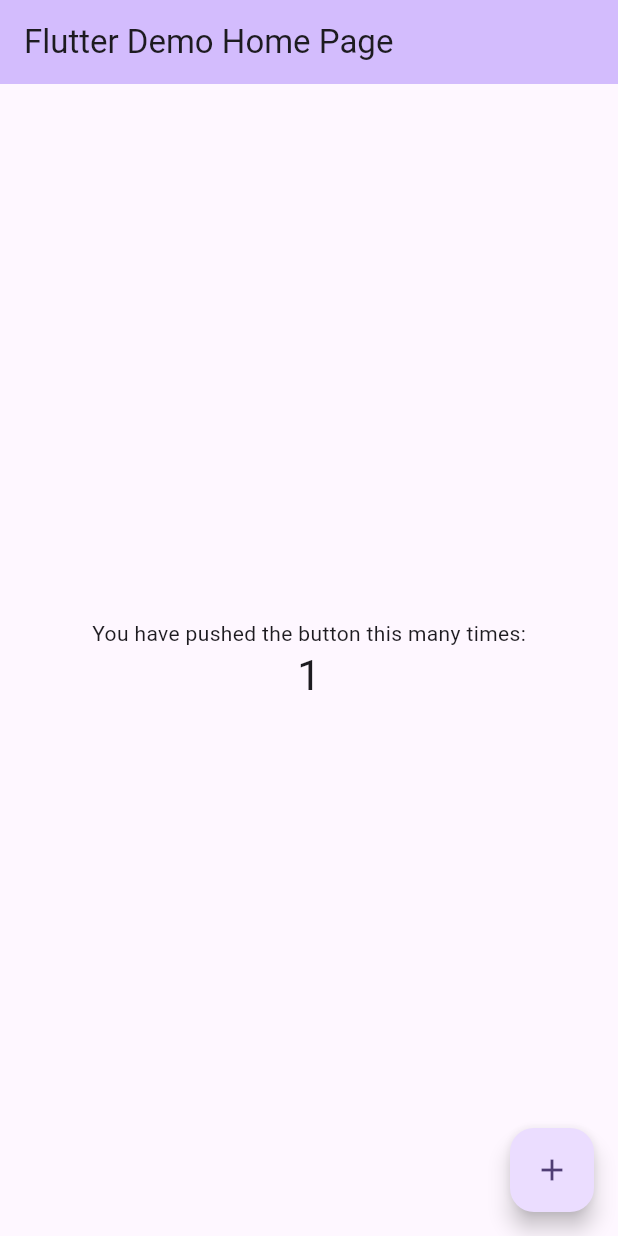
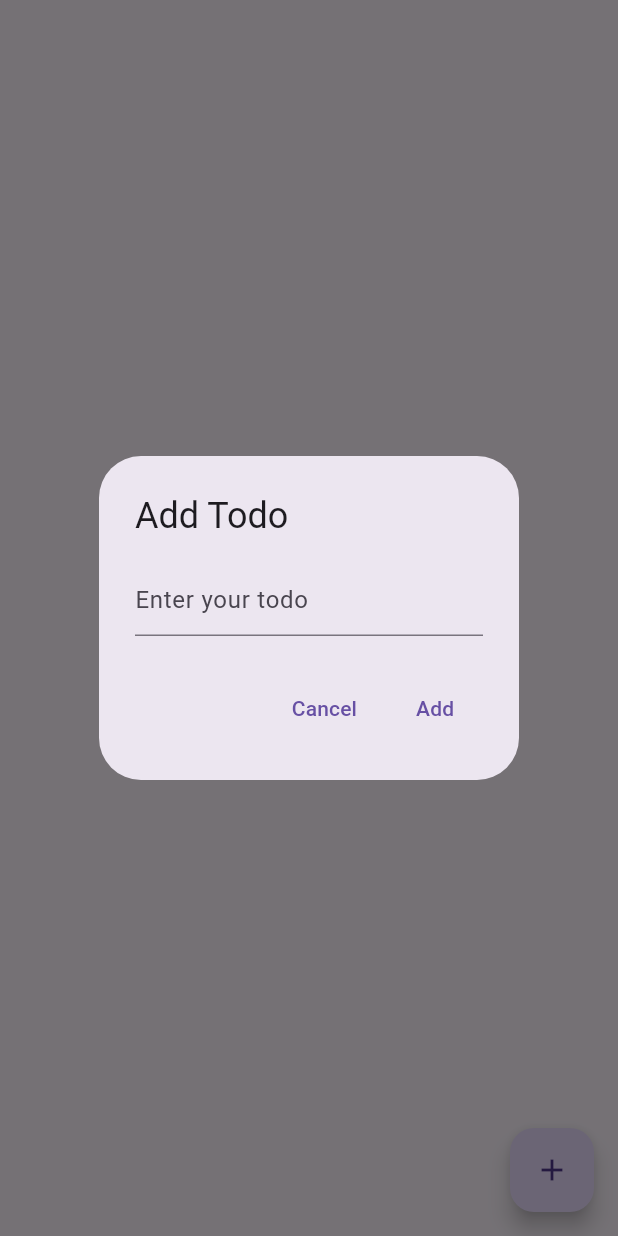
Before and after one commit to ayruvedaAvi/learning_bloc, a Flutter app: the screen it shows after launch, after a tap on the "add" icon, on a phone screen of 412 x 824 dp. Run offline on Flutter 3.47's test engine with Material 3 defaults, Android fonts, the phone set to English and light mode, and no system bars; our stand-ins replace flutter_bloc, isar; accounts and stored records are empty; generated files the repository leaves out were written again.

Commit message:
Simple todo app with bloc(cubit)

```diff
--- /dev/null
+++ b/todo/lib/data/models/isar_todo.dart
@@ -0,0 +1,38 @@
+/*
+
+ISAR TO DO MODEL
+
+Converts todo model into isar todo model so that we can store it in the isar database.
+
+*/
+
+import 'package:isar/isar.dart';
+
+import '../../domain/models/todo.dart';
+
+part 'isar_todo.g.dart';
+
+@Collection()
+class TodoIsar {
+  Id id = Isar.autoIncrement;
+  late String text;
+  late bool isCompleted;
+
+  //convert isar object to todo object
+  Todo toDomain() {
+    return Todo(
+      id: id,
+      text: text,
+      isCompleted: isCompleted,
+    );
+  }
+
+  //convert todo object to isar object
+  static TodoIsar fromDomain(Todo todo) {
+    return TodoIsar()
+      ..id = todo.id
+      ..text = todo.text
+      ..isCompleted = todo.isCompleted;
+  }
+
+}
--- /dev/null
+++ b/todo/lib/data/repository/isar_todo_repo.dart
@@ -0,0 +1,48 @@
+/*
+
+  DATABASE REPO (in this case Isar)
+
+  This implements the todo repo and handles storing and retrieving todos from the isar database.
+
+*/
+
+import 'package:isar/isar.dart';
+import 'package:todo/data/models/isar_todo.dart';
+import 'package:todo/domain/models/todo.dart';
+import 'package:todo/domain/repository/todo_repo.dart';
+
+class IsarTodoRepo implements TodoRepo{
+  //database
+  final Isar db;
+
+  IsarTodoRepo(this.db);
+
+  //get todos
+  @override
+  Future<List<Todo>> getTodos() async {
+    //fetch and return to domain layer
+
+    final todos = await db.todoIsars.where().findAll();
+    return todos.map((todoIsar) => todoIsar.toDomain()).toList();
+  }
+
+  @override
+  Future<void> addTodo(Todo todo) {
+    //convert todo to isar todo and store in database
+    final todoIsar = TodoIsar.fromDomain(todo);
+
+    return db.writeTxn(() => db.todoIsars.put(todoIsar));
+  }
+
+  @override
+  Future<void> updateTodo(Todo todo) {
+    final todoIsar = TodoIsar.fromDomain(todo);
+
+    return db.writeTxn(() => db.todoIsars.put(todoIsar));
+  }
+
+  @override
+  Future<void> deleteTodo(Todo todo) async {
+    await db.writeTxn(() => db.todoIsars.delete(todo.id));
+  }
+}
--- /dev/null
+++ b/todo/lib/domain/models/todo.dart
@@ -0,0 +1,19 @@
+class Todo {
+  final int id;
+  final String text;
+  final bool isCompleted;
+
+  Todo({
+    required this.id,
+    required this.text,
+    this.isCompleted = false,
+  });
+
+  Todo toogleCompletion() {
+    return Todo(
+      id: id,
+      text: text,
+      isCompleted: !isCompleted,
+    );
+  }
+}
--- /dev/null
+++ b/todo/lib/domain/repository/todo_repo.dart
@@ -0,0 +1,24 @@
+import '../models/todo.dart';
+
+abstract class TodoRepo {
+  //get a list of todo
+  Future<List<Todo>> getTodos();
+
+  //add a todo
+  Future<void> addTodo(Todo todo);
+
+  //delete a todo
+  Future<void> deleteTodo(Todo todo);
+
+  //update a todo
+  Future<void> updateTodo(Todo todo);
+
+}
+
+/*
+  - The TodoRepo abstract class defines the methods that the TodoRepoImpl class must implement.
+
+  - The TodoRepoImpl class will be responsible for interacting with the data source to perform CRUD operations on the Todo objects.
+
+  -technology agnostic, which means that the TodoRepoImpl class can interact with any data source, such as a local database, a remote server, or a file system.
+*/
--- a/todo/lib/main.dart
+++ b/todo/lib/main.dart
@@ -1,125 +1,39 @@
 import 'package:flutter/material.dart';
+import 'package:isar/isar.dart';
+import 'package:path_provider/path_provider.dart';
+import 'package:todo/presentation/todo_page.dart';
 
-void main() {
-  runApp(const MyApp());
+import 'data/models/isar_todo.dart';
+import 'data/repository/isar_todo_repo.dart';
+import 'domain/repository/todo_repo.dart';
+
+///make the main async
+void main() async {
+  WidgetsFlutterBinding.ensureInitialized();
+
+  //get directory path for storing data
+  final dir = await getApplicationDocumentsDirectory();
+
+  // open isar database
+  final isar =
+      await Isar.open([TodoIsarSchema], directory: dir.path + '/todo.isar');
+
+  // initialize the repository
+  final isarTodoRepo = IsarTodoRepo(isar);
+
+  //inject the repository into the todo page
+  runApp(MyApp(todoRepo: isarTodoRepo,));
 }
 
 class MyApp extends StatelessWidget {
-  const MyApp({super.key});
+  final TodoRepo todoRepo;
+  const MyApp({Key? key, required this.todoRepo}) : super(key: key);
 
-  // This widget is the root of your application.
   @override
   Widget build(BuildContext context) {
     return MaterialApp(
-      title: 'Flutter Demo',
-      theme: ThemeData(
-        // This is the theme of your application.
-        //
-        // TRY THIS: Try running your application with "flutter run". You'll see
-        // the application has a purple toolbar. Then, without quitting the app,
-        // try changing the seedColor in the colorScheme below to Colors.green
-        // and then invoke "hot reload" (save your changes or press the "hot
-        // reload" button in a Flutter-supported IDE, or press "r" if you used
-        // the command line to start the app).
-        //
-        // Notice that the counter didn't reset back to zero; the application
-        // state is not lost during the reload. To reset the state, use hot
-        // restart instead.
-        //
-        // This works for code too, not just values: Most code changes can be
-        // tested with just a hot reload.
-        colorScheme: ColorScheme.fromSeed(seedColor: Colors.deepPurple),
-        useMaterial3: true,
-      ),
-      home: const MyHomePage(title: 'Flutter Demo Home Page'),
+      debugShowCheckedModeBanner: false,
+      home: TodoPage(todoRepo: todoRepo),
     );
   }
 }
-
-class MyHomePage extends StatefulWidget {
-  const MyHomePage({super.key, required this.title});
-
-  // This widget is the home page of your application. It is stateful, meaning
-  // that it has a State object (defined below) that contains fields that affect
-  // how it looks.
-
-  // This class is the configuration for the state. It holds the values (in this
-  // case the title) provided by the parent (in this case the App widget) and
-  // used by the build method of the State. Fields in a Widget subclass are
-  // always marked "final".
-
-  final String title;
-
-  @override
-  State<MyHomePage> createState() => _MyHomePageState();
-}
-
-class _MyHomePageState extends State<MyHomePage> {
-  int _counter = 0;
-
-  void _incrementCounter() {
-    setState(() {
-      // This call to setState tells the Flutter framework that something has
-      // changed in this State, which causes it to rerun the build method below
-      // so that the display can reflect the updated values. If we changed
-      // _counter without calling setState(), then the build method would not be
-      // called again, and so nothing would appear to happen.
-      _counter++;
-    });
-  }
-
-  @override
-  Widget build(BuildContext context) {
-    // This method is rerun every time setState is called, for instance as done
-    // by the _incrementCounter method above.
-    //
-    // The Flutter framework has been optimized to make rerunning build methods
-    // fast, so that you can just rebuild anything that needs updating rather
-    // than having to individually change instances of widgets.
-    return Scaffold(
-      appBar: AppBar(
-        // TRY THIS: Try changing the color here to a specific color (to
-        // Colors.amber, perhaps?) and trigger a hot reload to see the AppBar
-        // change color while the other colors stay the same.
-        backgroundColor: Theme.of(context).colorScheme.inversePrimary,
-        // Here we take the value from the MyHomePage object that was created by
-        // the App.build method, and use it to set our appbar title.
-        title: Text(widget.title),
-      ),
-      body: Center(
-        // Center is a layout widget. It takes a single child and positions it
-        // in the middle of the parent.
-        child: Column(
-          // Column is also a layout widget. It takes a list of children and
-          // arranges them vertically. By default, it sizes itself to fit its
-          // children horizontally, and tries to be as tall as its parent.
-          //
-          // Column has various properties to control how it sizes itself and
-          // how it positions its children. Here we use mainAxisAlignment to
-          // center the children vertically; the main axis here is the vertical
-          // axis because Columns are vertical (the cross axis would be
-          // horizontal).
-          //
-          // TRY THIS: Invoke "debug painting" (choose the "Toggle Debug Paint"
-          // action in the IDE, or press "p" in the console), to see the
-          // wireframe for each widget.
-          mainAxisAlignment: MainAxisAlignment.center,
-          children: <Widget>[
-            const Text(
-              'You have pushed the button this many times:',
-            ),
-            Text(
-              '$_counter',
-              style: Theme.of(context).textTheme.headlineMedium,
-            ),
-          ],
-        ),
-      ),
-      floatingActionButton: FloatingActionButton(
-        onPressed: _incrementCounter,
-        tooltip: 'Increment',
-        child: const Icon(Icons.add),
-      ), // This trailing comma makes auto-formatting nicer for build methods.
-    );
-  }
-}
--- /dev/null
+++ b/todo/lib/presentation/todo_cubit.dart
@@ -0,0 +1,48 @@
+/*
+
+TO DO CUBIT - simple state management
+
+Each cubit is a list of todos.
+
+*/
+
+import 'package:flutter_bloc/flutter_bloc.dart';
+
+import '../domain/models/todo.dart';
+import '../domain/repository/todo_repo.dart';
+
+class TodoCubit extends Cubit<List<Todo>> {
+  //reference todo repo
+  final TodoRepo todoRepo;
+
+  TodoCubit(this.todoRepo) : super([]){
+    loadTodos();
+  }
+
+  //load todos
+  void loadTodos() async {
+    final todos = await todoRepo.getTodos();
+    emit(todos);
+  }
+
+  //Add
+  void addTodo(String text) async {
+    final newTodo = Todo(id: DateTime.now().millisecondsSinceEpoch, text: text, isCompleted: false);
+    await todoRepo.addTodo(newTodo);
+    loadTodos();
+  }
+
+  //Delete
+  void delete(Todo todo) async {
+    await todoRepo.deleteTodo(todo);
+    loadTodos();
+  }
+
+  //Toogle
+  void toggle(Todo todo) async {
+    final updatedTodo = todo.toogleCompletion();
+    await todoRepo.updateTodo(updatedTodo);
+    loadTodos();
+  }
+
+}
--- /dev/null
+++ b/todo/lib/presentation/todo_page.dart
@@ -0,0 +1,21 @@
+// Todo page is responsible for providing cubit to view (ui)
+
+import 'package:flutter/material.dart';
+import 'package:flutter_bloc/flutter_bloc.dart';
+
+import '../domain/repository/todo_repo.dart';
+import 'todo_cubit.dart';
+import 'todo_view.dart';
+
+class TodoPage extends StatelessWidget {
+  final TodoRepo todoRepo;
+  const TodoPage({super.key, required this.todoRepo});
+
+  @override
+  Widget build(BuildContext context) {
+    return BlocProvider(
+      create: (context) => TodoCubit(todoRepo),
+      child: TodoView(),
+    );
+  }
+}
--- /dev/null
+++ b/todo/lib/presentation/todo_view.dart
@@ -0,0 +1,81 @@
+// Responsible for UI, use bloc builder
+
+import 'package:flutter/material.dart';
+import 'package:flutter_bloc/flutter_bloc.dart';
+import 'package:todo/domain/models/todo.dart';
+
+import 'todo_cubit.dart';
+
+class TodoView extends StatelessWidget {
+  const TodoView({super.key});
+
+  void _showTodoBox(BuildContext context) {
+    final todoCubit = context.read<TodoCubit>();
+    final textController = TextEditingController();
+    showDialog(
+      context: context,
+      builder: (context) {
+        return AlertDialog(
+          title: Text('Add Todo'),
+          content: TextField(
+            controller: textController,
+            decoration: InputDecoration(hintText: 'Enter your todo'),
+          ),
+          actions: [
+            TextButton(
+              onPressed: () {
+                Navigator.of(context).pop();
+              },
+              child: Text('Cancel'),
+            ),
+            TextButton(
+              onPressed: () {
+                todoCubit.addTodo(textController.text);
+                Navigator.of(context).pop();
+              },
+              child: Text('Add'),
+            ),
+          ],
+        );
+      },
+    );
+  }
+
+  @override
+  Widget build(BuildContext context) {
+    final todoCubit = context.read<TodoCubit>();
+    return Scaffold(
+      body: BlocBuilder<TodoCubit, List<Todo>>(
+        builder: (context, todos) {
+          return ListView.builder(
+            itemCount: todos.length,
+            itemBuilder: (context, index) {
+              final todo = todos[index];
+              return ListTile(
+                title: Text(todo.text),
+                leading: Checkbox(
+                  value: todo.isCompleted,
+                  onChanged: (_) {
+                    todoCubit.toggle(todo);
+                  },
+                ),
+                trailing: IconButton(
+                  icon: Icon(Icons.delete),
+                  onPressed: () {
+                    todoCubit.delete(todo);
+                  },
+                ),
+              );
+            },
+          );
+        },
+      ),
+      floatingActionButton: FloatingActionButton(
+        onPressed: () {
+          _showTodoBox(context);
+        },
+        child: Icon(Icons.add),
+      ),
+    );
+  }
+}
--- a/todo/pubspec.yaml
+++ b/todo/pubspec.yaml
@@ -35,6 +35,10 @@ dependencies:
   # The following adds the Cupertino Icons font to your application.
   # Use with the CupertinoIcons class for iOS style icons.
   cupertino_icons: ^1.0.8
+  isar: ^3.1.0+1
+  isar_flutter_libs: ^3.1.0+1
+  path_provider: ^2.1.4
+  flutter_bloc: ^8.1.6
 
 dev_dependencies:
   flutter_test:
@@ -46,6 +50,8 @@ dev_dependencies:
   # package. See that file for information about deactivating specific lint
   # rules and activating additional ones.
   flutter_lints: ^4.0.0
+  isar_generator: ^3.1.0+1
+  build_runner: ^2.4.12
 
 # For information on the generic Dart part of this file, see the
 # following page: https://dart.dev/tools/pub/pubspec
```
Also changed, not shown: todo/lib/data/models/isar_todo.g.dart (added), todo/pubspec.lock, 6 other files.
